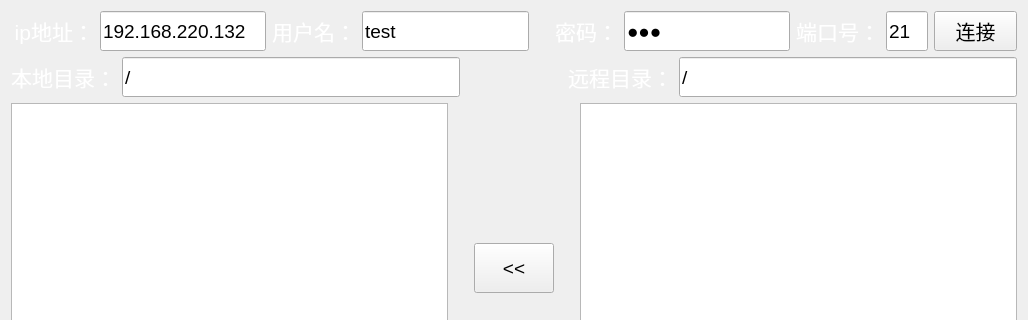
lxl3333/httplib, file src/client/clientwindow.ui: the form before one commit; both pictures show x 0 to 1028 and y 0 to 320 of the 1028 by 620 pixel window.
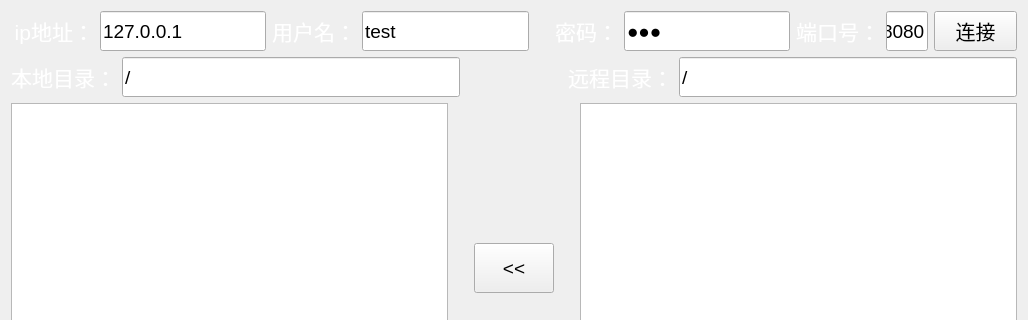
The form after the commit.

```diff
--- a/src/client/clientwindow.ui
+++ b/src/client/clientwindow.ui
@@ -173,7 +173,7 @@
           </font>
          </property>
          <property name="text">
-          <string>192.168.220.132</string>
+          <string>127.0.0.1</string>
          </property>
         </widget>
        </item>
@@ -338,7 +338,7 @@
           </font>
          </property>
          <property name="text">
-          <string>21</string>
+          <string>8080</string>
          </property>
         </widget>
        </item>
```
